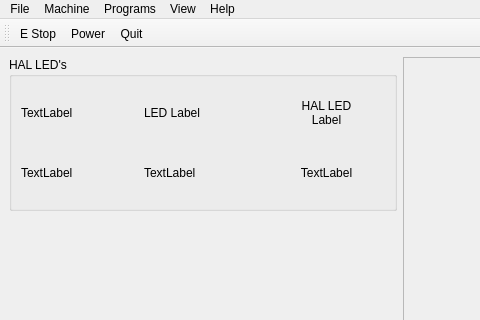
Above: examples/features/led/led.ui from jethornton/flexgui before the change; both pictures show x 0 to 480 and y 0 to 320 of the 800 by 600 pixel window. Below: the same form after it.
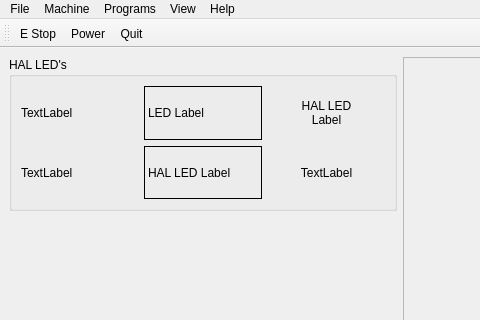
That is the form after the change.

Commit message: add hal led text label colors to ini

Patch:
```diff
--- a/examples/features/led/led.ui
+++ b/examples/features/led/led.ui
@@ -56,6 +56,9 @@
        </item>
        <item row="0" column="1">
         <widget class="QLabel" name="label_4">
+         <property name="frameShape">
+          <enum>QFrame::Box</enum>
+         </property>
          <property name="text">
           <string>LED Label</string>
          </property>
@@ -85,8 +88,11 @@
        </item>
        <item row="1" column="1">
         <widget class="QLabel" name="label_3">
+         <property name="frameShape">
+          <enum>QFrame::Box</enum>
+         </property>
          <property name="text">
-          <string>TextLabel</string>
+          <string>HAL LED Label</string>
          </property>
          <property name="function" stdset="0">
           <string>hal_led_label</string>
```
Left out of the diff: 28 changed lines with no effect on the pictures. The commit also changes 3 other files.
